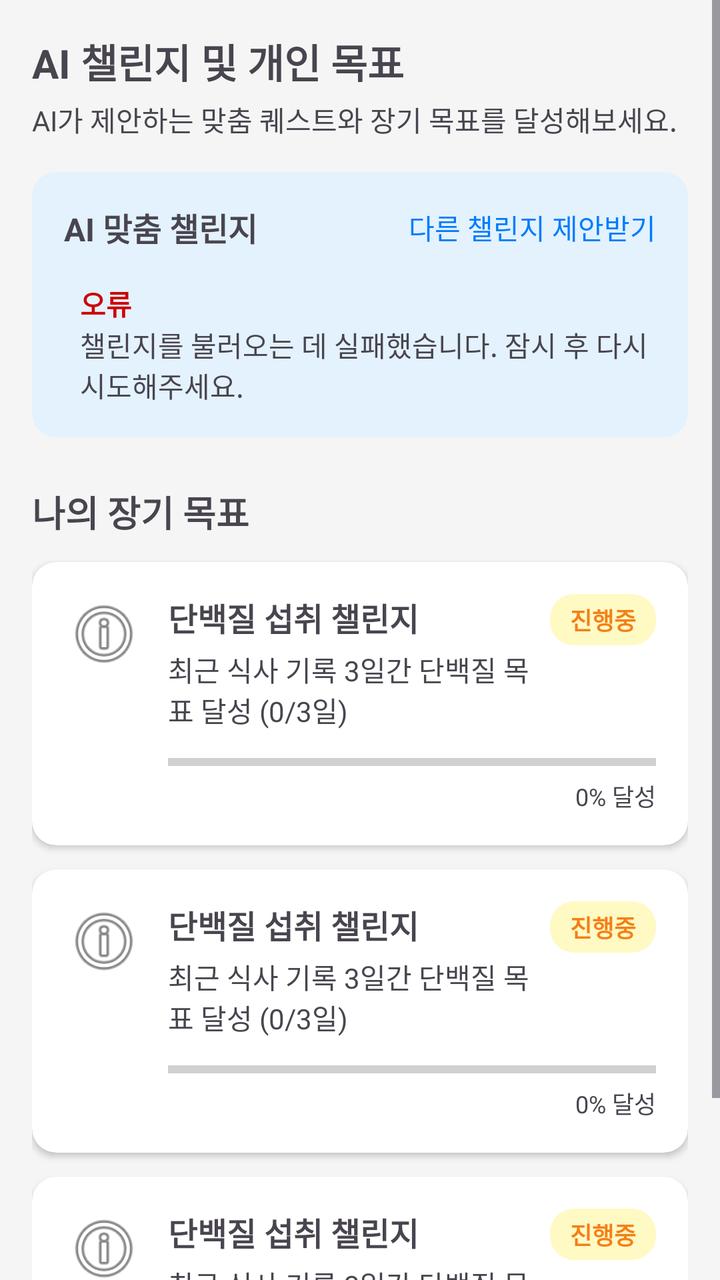
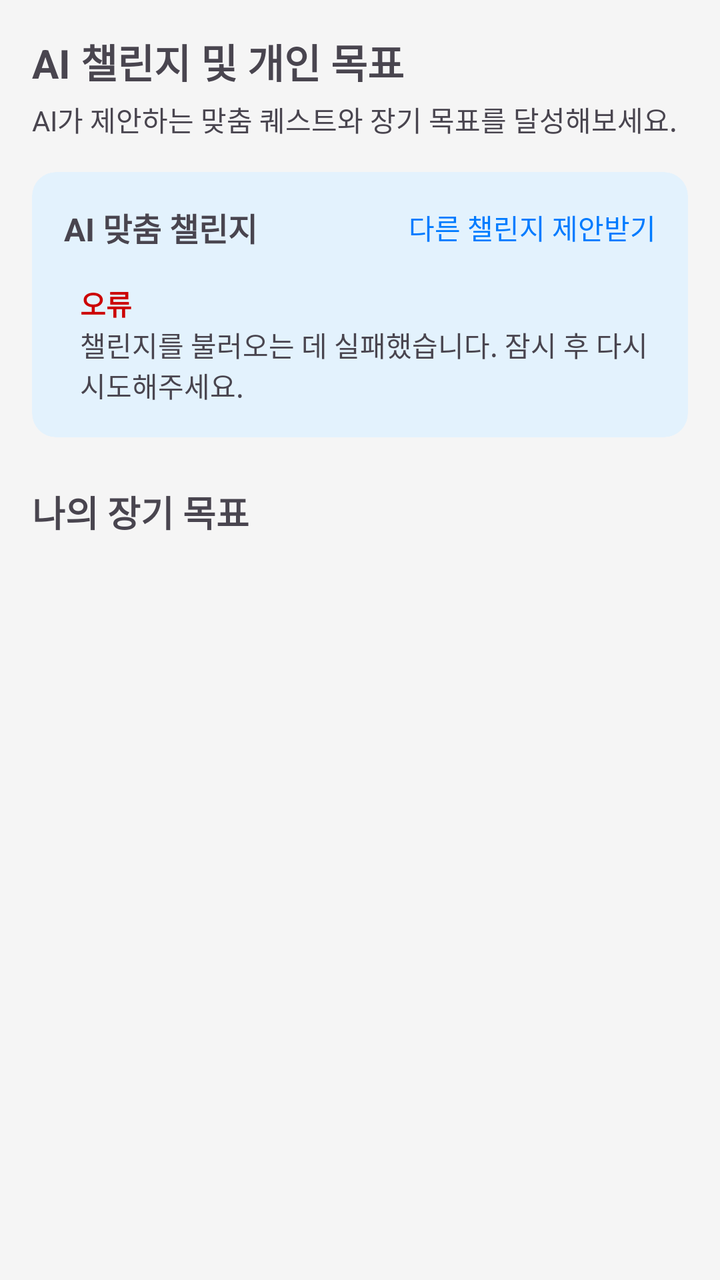

Compare the two renders of this Android layout. The source of the first and the diff that turns it into the second are given below.
<!-- AndroidManifest.xml: application theme Theme.AI_DIET_APP -->
<!-- res/layout/fragment_analysis_challenge.xml -->
<?xml version="1.0" encoding="utf-8"?>
<ScrollView xmlns:android="http://schemas.android.com/apk/res/android"
    xmlns:app="http://schemas.android.com/apk/res-auto"
    xmlns:tools="http://schemas.android.com/tools"
    android:layout_width="match_parent"
    android:layout_height="match_parent"
    android:background="#F5F5F5"
    tools:context=".fragments.AnalysisChallengeFragment">

    <LinearLayout
        android:layout_width="match_parent"
        android:layout_height="wrap_content"
        android:orientation="vertical"
        android:padding="16dp">

        <TextView
            android:layout_width="wrap_content"
            android:layout_height="wrap_content"
            android:text="AI 챌린지 및 개인 목표"
            android:textSize="20sp"
            android:textStyle="bold" />

        <TextView
            android:layout_width="wrap_content"
            android:layout_height="wrap_content"
            android:layout_marginTop="4dp"
            android:text="AI가 제안하는 맞춤 퀘스트와 장기 목표를 달성해보세요."
            android:textSize="14sp" />

        <androidx.cardview.widget.CardView
            android:layout_width="match_parent"
            android:layout_height="wrap_content"
            android:layout_marginTop="16dp"
            app:cardBackgroundColor="#E3F2FD"
            app:cardCornerRadius="12dp"
            app:cardElevation="0dp">

            <LinearLayout
                android:layout_width="match_parent"
                android:layout_height="wrap_content"
                android:orientation="vertical"
                android:padding="16dp">

                <RelativeLayout
                    android:layout_width="match_parent"
                    android:layout_height="wrap_content">

                    <TextView
                        android:id="@+id/ai_challenge_title"
                        android:layout_width="wrap_content"
                        android:layout_height="wrap_content"
                        android:layout_alignParentStart="true"
                        android:layout_centerVertical="true"
                        android:drawablePadding="8dp"
                        android:gravity="center_vertical"
                        android:text="AI 맞춤 챌린지"
                        android:textSize="16sp"
                        android:textStyle="bold" />

                    <TextView
                        android:layout_width="wrap_content"
                        android:layout_height="wrap_content"
                        android:layout_alignParentEnd="true"
                        android:layout_centerVertical="true"
                        android:text="다른 챌린지 제안받기"
                        android:textColor="#007BFF" />
                </RelativeLayout>

                <LinearLayout
                    android:layout_width="match_parent"
                    android:layout_height="wrap_content"
                    android:layout_marginTop="16dp"
                    android:gravity="center_vertical"
                    android:orientation="horizontal">


                    <LinearLayout
                        android:layout_width="0dp"
                        android:layout_height="wrap_content"
                        android:layout_marginStart="8dp"
                        android:layout_weight="1"
                        android:orientation="vertical">

                        <TextView
                            android:layout_width="wrap_content"
                            android:layout_height="wrap_content"
                            android:text="오류"
                            android:textColor="@android:color/holo_red_dark"
                            android:textStyle="bold" />

                        <TextView
                            android:layout_width="wrap_content"
                            android:layout_height="wrap_content"
                            android:text="챌린지를 불러오는 데 실패했습니다. 잠시 후 다시 시도해주세요." />
                    </LinearLayout>
                </LinearLayout>
            </LinearLayout>
        </androidx.cardview.widget.CardView>

        <TextView
            android:layout_width="wrap_content"
            android:layout_height="wrap_content"
            android:layout_marginTop="24dp"
            android:text="나의 장기 목표"
            android:textSize="18sp"
            android:textStyle="bold" />

        
        <include android:id="@+id/challenge_item_1" layout="@layout/item_challenge" />
        <include android:id="@+id/challenge_item_2" layout="@layout/item_challenge" />
        <include android:id="@+id/challenge_item_3" layout="@layout/item_challenge" />

    </LinearLayout>
</ScrollView>
<!-- res/layout/item_challenge.xml (included above) -->
<?xml version="1.0" encoding="utf-8"?>
<androidx.cardview.widget.CardView xmlns:android="http://schemas.android.com/apk/res/android"
    xmlns:app="http://schemas.android.com/apk/res-auto"
    android:layout_width="match_parent"
    android:layout_height="wrap_content"
    android:layout_marginTop="12dp"
    app:cardCornerRadius="12dp"
    app:cardElevation="2dp">

    <androidx.constraintlayout.widget.ConstraintLayout
        android:layout_width="match_parent"
        android:layout_height="wrap_content"
        android:padding="16dp">

        <ImageView
            android:id="@+id/challenge_icon"
            android:layout_width="40dp"
            android:layout_height="40dp"
            android:src="@android:drawable/ic_menu_info_details" 
            app:layout_constraintStart_toStartOf="parent"
            app:layout_constraintTop_toTopOf="parent" />

        <TextView
            android:id="@+id/challenge_title"
            android:layout_width="0dp"
            android:layout_height="wrap_content"
            android:layout_marginStart="12dp"
            android:text="단백질 섭취 챌린지"
            android:textSize="16sp"
            android:textStyle="bold"
            app:layout_constraintEnd_toStartOf="@+id/challenge_status"
            app:layout_constraintStart_toEndOf="@+id/challenge_icon"
            app:layout_constraintTop_toTopOf="@+id/challenge_icon" />

        <TextView
            android:id="@+id/challenge_description"
            android:layout_width="0dp"
            android:layout_height="wrap_content"
            android:layout_marginTop="4dp"
            android:text="최근 식사 기록 3일간 단백질 목표 달성 (0/3일)"
            app:layout_constraintEnd_toEndOf="@+id/challenge_title"
            app:layout_constraintStart_toStartOf="@+id/challenge_title"
            app:layout_constraintTop_toBottomOf="@+id/challenge_title" />

        <TextView
            android:id="@+id/challenge_status"
            android:layout_width="wrap_content"
            android:layout_height="wrap_content"
            android:background="@drawable/bg_challenge_status"
            android:paddingStart="10dp"
            android:paddingTop="4dp"
            android:paddingEnd="10dp"
            android:paddingBottom="4dp"
            android:text="진행중"
            android:textColor="#F57F17"
            android:textSize="12sp"
            android:textStyle="bold"
            app:layout_constraintEnd_toEndOf="parent"
            app:layout_constraintTop_toTopOf="parent" />

        <ProgressBar
            android:id="@+id/challenge_progress"
            style="?android:attr/progressBarStyleHorizontal"
            android:layout_width="0dp"
            android:layout_height="wrap_content"
            android:layout_marginTop="8dp"
            android:progress="0"
            app:layout_constraintEnd_toEndOf="parent"
            app:layout_constraintStart_toStartOf="@+id/challenge_title"
            app:layout_constraintTop_toBottomOf="@+id/challenge_description" />

        <TextView
            android:id="@+id/challenge_progress_text"
            android:layout_width="wrap_content"
            android:layout_height="wrap_content"
            android:text="0% 달성"
            android:textSize="12sp"
            app:layout_constraintEnd_toEndOf="parent"
            app:layout_constraintTop_toBottomOf="@+id/challenge_progress" />

    </androidx.constraintlayout.widget.ConstraintLayout>
</androidx.cardview.widget.CardView>
<!-- resources referenced by this layout -->
<resources>
  <!-- drawable bg_challenge_status (drawable) -->
  <?xml version="1.0" encoding="utf-8"?>
  <shape xmlns:android="http://schemas.android.com/apk/res/android"
      android:shape="rectangle">
      <solid android:color="#FFF9C4" />
      <corners android:radius="12dp" />
  </shape>
  <style name="Theme.AI_DIET_APP" parent="Base.Theme.AI_DIET_APP" />
  <style name="Base.Theme.AI_DIET_APP" parent="Theme.Material3.DayNight.NoActionBar">
          
          
      </style>
</resources>

<!-- the commit's change to res/layout/fragment_analysis_challenge.xml (unified diff, before → after) -->
@@ -106,9 +106,13 @@
             android:textStyle="bold" />
 
         
-        <include android:id="@+id/challenge_item_1" layout="@layout/item_challenge" />
-        <include android:id="@+id/challenge_item_2" layout="@layout/item_challenge" />
-        <include android:id="@+id/challenge_item_3" layout="@layout/item_challenge" />
+        <androidx.recyclerview.widget.RecyclerView
+            android:id="@+id/rv_challenges"
+            android:layout_width="match_parent"
+            android:layout_height="wrap_content"
+            android:layout_marginTop="16dp"
+            android:nestedScrollingEnabled="false"
+            tools:listitem="@layout/item_challenge"/>
 
     </LinearLayout>
 </ScrollView>
@@ -118,80 +122,74 @@
     xmlns:app="http://schemas.android.com/apk/res-auto"
     android:layout_width="match_parent"
     android:layout_height="wrap_content"
-    android:layout_marginTop="12dp"
-    app:cardCornerRadius="12dp"
-    app:cardElevation="2dp">
+    android:layout_marginBottom="@dimen/spacing_md"
+    app:cardBackgroundColor="@color/gray_100"
+    app:cardCornerRadius="@dimen/corner_radius_md"
+    app:cardElevation="@dimen/card_elevation">
 
-    <androidx.constraintlayout.widget.ConstraintLayout
+    <LinearLayout
         android:layout_width="match_parent"
         android:layout_height="wrap_content"
-        android:padding="16dp">
+        android:orientation="vertical"
+        android:padding="@dimen/spacing_lg">
 
-        <ImageView
-            android:id="@+id/challenge_icon"
-            android:layout_width="40dp"
-            android:layout_height="40dp"
-            android:src="@android:drawable/ic_menu_info_details" 
-            app:layout_constraintStart_toStartOf="parent"
-            app:layout_constraintTop_toTopOf="parent" />
+        <LinearLayout
+            android:layout_width="match_parent"
+            android:layout_height="wrap_content"
+            android:orientation="horizontal"
+            android:gravity="center_vertical">
+
+            <ImageView
+                android:id="@+id/img_challenge_icon"
+                android:layout_width="40dp"
+                android:layout_height="40dp"
+                android:src="@drawable/ic_launcher_foreground"
+                app:tint="@color/primary_blue" />
+
+            <LinearLayout
+                android:layout_width="0dp"
+                android:layout_height="wrap_content"
+                android:layout_weight="1"
+                android:orientation="vertical"
+                android:layout_marginStart="@dimen/spacing_md">
+
+                <TextView
+                    android:id="@+id/tv_challenge_title"
+                    android:layout_width="wrap_content"
+                    android:layout_height="wrap_content"
+                    android:text="Challenge Title"
+                    android:textSize="@dimen/text_md"
+                    android:textStyle="bold"
+                    android:textColor="@color/gray_text"/>
+
+                <TextView
+                    android:id="@+id/tv_challenge_goal"
+                    android:layout_width="wrap_content"
+                    android:layout_height="wrap_content"
+                    android:text="Goal"
+                    android:textSize="@dimen/text_sm"
+                    android:textColor="@color/gray_subtext"/>
+            </LinearLayout>
+
+            <Button
+                android:id="@+id/btn_join_challenge"
+                android:layout_width="wrap_content"
+                android:layout_height="wrap_content"
+                android:text="참여"
+                android:textColor="@color/white"
+                android:backgroundTint="@color/primary_blue"
+                style="@style/Widget.MaterialComponents.Button"/>
+
+        </LinearLayout>
 
         <TextView
-            android:id="@+id/challenge_title"
-            android:layout_width="0dp"
+            android:id="@+id/tv_challenge_description"
+            android:layout_width="match_parent"
             android:layout_height="wrap_content"
-            android:layout_marginStart="12dp"
-            android:text="단백질 섭취 챌린지"
-            android:textSize="16sp"
-            android:textStyle="bold"
-            app:layout_constraintEnd_toStartOf="@+id/challenge_status"
-            app:layout_constraintStart_toEndOf="@+id/challenge_icon"
-            app:layout_constraintTop_toTopOf="@+id/challenge_icon" />
+            android:layout_marginTop="@dimen/spacing_sm"
+            android:text="Description"
+            android:textSize="@dimen/text_sm"
+            android:textColor="@color/gray_subtext"/>
 
-        <TextView
-            android:id="@+id/challenge_description"
-            android:layout_width="0dp"
-            android:layout_height="wrap_content"
-            android:layout_marginTop="4dp"
-            android:text="최근 식사 기록 3일간 단백질 목표 달성 (0/3일)"
-            app:layout_constraintEnd_toEndOf="@+id/challenge_title"
-            app:layout_constraintStart_toStartOf="@+id/challenge_title"
-            app:layout_constraintTop_toBottomOf="@+id/challenge_title" />
-
-        <TextView
-            android:id="@+id/challenge_status"
-            android:layout_width="wrap_content"
-            android:layout_height="wrap_content"
-            android:background="@drawable/bg_challenge_status"
-            android:paddingStart="10dp"
-            android:paddingTop="4dp"
-            android:paddingEnd="10dp"
-            android:paddingBottom="4dp"
-            android:text="진행중"
-            android:textColor="#F57F17"
-            android:textSize="12sp"
-            android:textStyle="bold"
-            app:layout_constraintEnd_toEndOf="parent"
-            app:layout_constraintTop_toTopOf="parent" />
-
-        <ProgressBar
-            android:id="@+id/challenge_progress"
-            style="?android:attr/progressBarStyleHorizontal"
-            android:layout_width="0dp"
-            android:layout_height="wrap_content"
-            android:layout_marginTop="8dp"
-            android:progress="0"
-            app:layout_constraintEnd_toEndOf="parent"
-            app:layout_constraintStart_toStartOf="@+id/challenge_title"
-            app:layout_constraintTop_toBottomOf="@+id/challenge_description" />
-
-        <TextView
-            android:id="@+id/challenge_progress_text"
-            android:layout_width="wrap_content"
-            android:layout_height="wrap_content"
-            android:text="0% 달성"
-            android:textSize="12sp"
-            app:layout_constraintEnd_toEndOf="parent"
-            app:layout_constraintTop_toBottomOf="@+id/challenge_progress" />
-
-    </androidx.constraintlayout.widget.ConstraintLayout>
+    </LinearLayout>
 </androidx.cardview.widget.CardView>
<!-- resource entries referenced after the edit -->
@@ -1,12 +1,48 @@
 <!-- resources referenced by this layout -->
 <resources>
-  <!-- drawable bg_challenge_status (drawable) -->
-  <?xml version="1.0" encoding="utf-8"?>
-  <shape xmlns:android="http://schemas.android.com/apk/res/android"
-      android:shape="rectangle">
-      <solid android:color="#FFF9C4" />
-      <corners android:radius="12dp" />
-  </shape>
+  <color name="gray_100">#FFFFFF</color>
+  <color name="gray_subtext">#64748B</color>
+  <color name="gray_text">#334155</color>
+  <color name="primary_blue">#0A84FF</color>
+  <color name="white">#FFFFFFFF</color>
+  <dimen name="card_elevation">4dp</dimen>
+  <dimen name="corner_radius_md">12dp</dimen>
+  <dimen name="spacing_lg">16dp</dimen>
+  <dimen name="spacing_md">12dp</dimen>
+  <dimen name="spacing_sm">8dp</dimen>
+  <dimen name="text_md">16sp</dimen>
+  <dimen name="text_sm">12sp</dimen>
+  <!-- drawable ic_launcher_foreground (drawable) -->
+  <vector xmlns:android="http://schemas.android.com/apk/res/android"
+      xmlns:aapt="http://schemas.android.com/aapt"
+      android:width="108dp"
+      android:height="108dp"
+      android:viewportWidth="108"
+      android:viewportHeight="108">
+      <path android:pathData="M31,63.928c0,0 6.4,-11 12.1,-13.1c7.2,-2.6 26,-1.4 26,-1.4l38.1,38.1L107,108.928l-32,-1L31,63.928z">
+          <aapt:attr name="android:fillColor">
+              <gradient
+                  android:endX="85.84757"
+                  android:endY="92.4963"
+                  android:startX="42.9492"
+                  android:startY="49.59793"
+                  android:type="linear">
+                  <item
+                      android:color="#44000000"
+                      android:offset="0.0" />
+                  <item
+                      android:color="#00000000"
+                      android:offset="1.0" />
+              </gradient>
+          </aapt:attr>
+      </path>
+      <path
+          android:fillColor="#FFFFFF"
+          android:fillType="nonZero"
+          android:pathData="M65.3,45.828l3.8,-6.6c0.2,-0.4 0.1,-0.9 -0.3,-1.1c-0.4,-0.2 -0.9,-0.1 -1.1,0.3l-3.9,6.7c-6.3,-2.8 -13.4,-2.8 -19.7,0l-3.9,-6.7c-0.2,-0.4 -0.7,-0.5 -1.1,-0.3C38.8,38.328 38.7,38.828 38.9,39.228l3.8,6.6C36.2,49.428 31.7,56.028 31,63.928h46C76.3,56.028 71.8,49.428 65.3,45.828zM43.4,57.328c-0.8,0 -1.5,-0.5 -1.8,-1.2c-0.3,-0.7 -0.1,-1.5 0.4,-2.1c0.5,-0.5 1.4,-0.7 2.1,-0.4c0.7,0.3 1.2,1 1.2,1.8C45.3,56.528 44.5,57.328 43.4,57.328L43.4,57.328zM64.6,57.328c-0.8,0 -1.5,-0.5 -1.8,-1.2s-0.1,-1.5 0.4,-2.1c0.5,-0.5 1.4,-0.7 2.1,-0.4c0.7,0.3 1.2,1 1.2,1.8C66.5,56.528 65.6,57.328 64.6,57.328L64.6,57.328z"
+          android:strokeWidth="1"
+          android:strokeColor="#00000000" />
+  </vector>
   <style name="Theme.AI_DIET_APP" parent="Base.Theme.AI_DIET_APP" />
   <style name="Base.Theme.AI_DIET_APP" parent="Theme.Material3.DayNight.NoActionBar">
           
